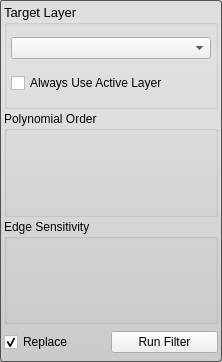
The window that src/Interface/ToolInterface/IntensityCorrectionFilterInterface.ui (SCIInstitute/Seg3D) describes before a commit, drawn with Qt 5.
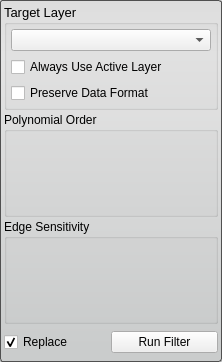
The same window after the commit.

Commit message: fix code that works on windows but fails on gcc for the layerio. Add intensity correction filter, upgrade the algorithm from the origin seg3d. The original version did not keep the same dynamic range and have some unused computations inside the algorithm.

```diff
--- a/src/Interface/ToolInterface/IntensityCorrectionFilterInterface.ui
+++ b/src/Interface/ToolInterface/IntensityCorrectionFilterInterface.ui
@@ -65,6 +65,13 @@
           </property>
          </widget>
         </item>
+        <item>
+         <widget class="QCheckBox" name="preserve_data_format_">
+          <property name="text">
+           <string>Preserve Data Format</string>
+          </property>
+         </widget>
+        </item>
        </layout>
       </widget>
      </item>
```
The commit also changes 13 other files.
